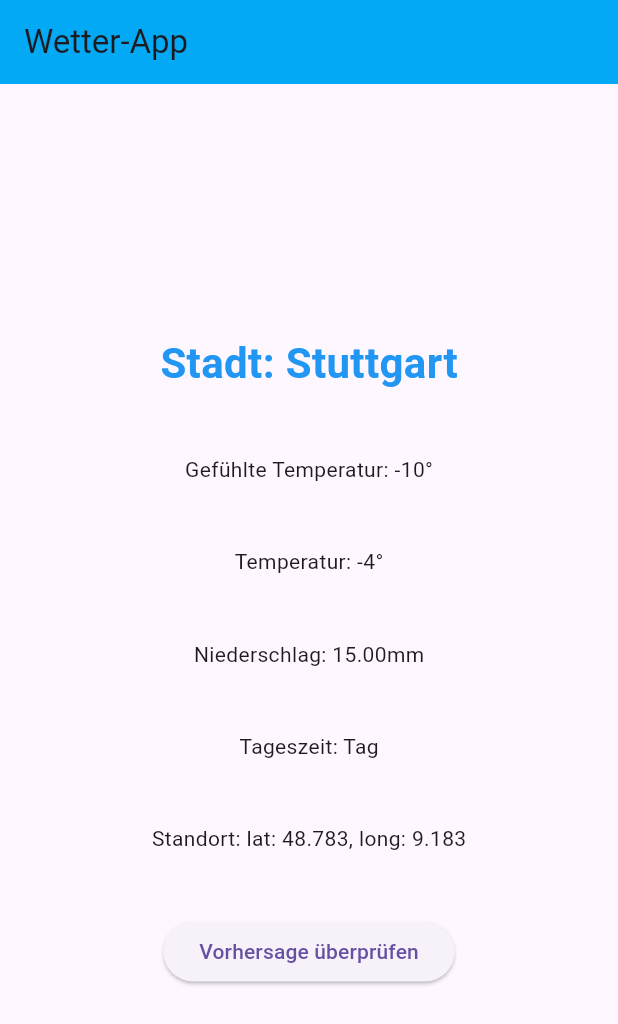
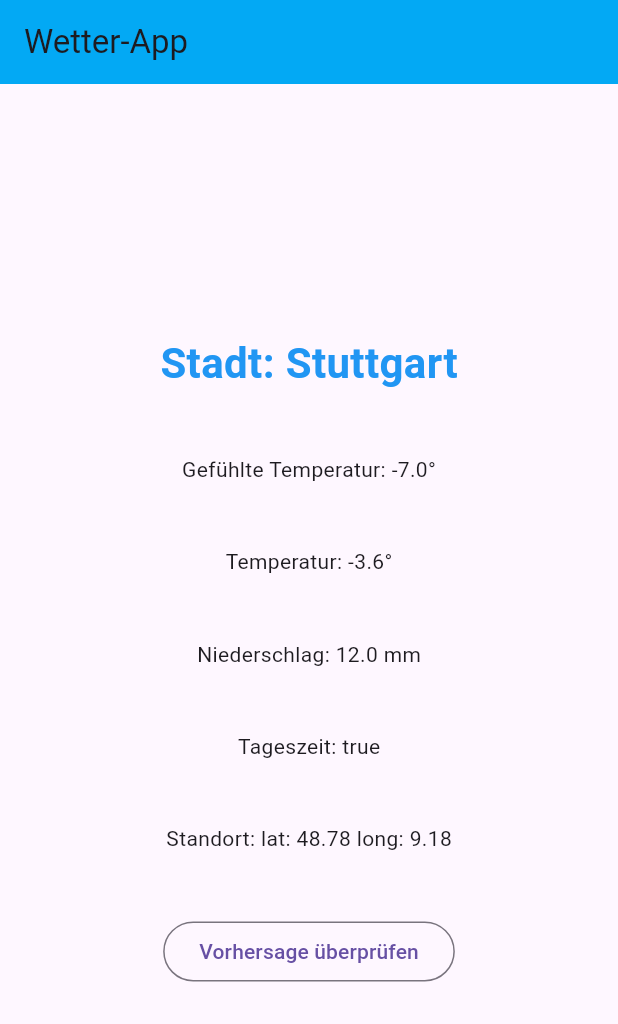
Before and after one commit to RaphaelBirkl1991/app_akadiemie_weather_app_async, a Flutter app: the screen it shows after launch, after a tap on "Vorhersage überprüfen", on a phone screen of 412 x 824 dp. Shown: the top 1024 px of the screen. Run offline on Flutter 3.47's test engine with Material 3 defaults, Android fonts, the phone set to English and light mode, and no system bars.

Commit message:
task 2 done

```diff
--- a/lib/main.dart
+++ b/lib/main.dart
@@ -1,11 +1,81 @@
+import 'dart:convert';
+
 import 'package:flutter/material.dart';
+import 'package:weather_app_asynchronous/user_location.dart';
 
 void main() {
   runApp(const MainApp());
 }
 
-class MainApp extends StatelessWidget {
+const String jsonString = """
+ {
+     "latitude": 48.78,
+     "longitude": 9.18,
+     "current": {
+         "time": "2024-01-12T11:45",
+         "temperature_2m": -3.6,
+         "apparent_temperature": -7.0,
+         "is_day": 1,
+         "precipitation": 12.00
+     }
+ }
+ """;
+
+Future<UserLocation> getUserLocation() async {
+  final Map<String, dynamic> jsonMap = jsonDecode(jsonString);
+  double longitude = jsonMap["longitude"];
+  double latitude = jsonMap["latitude"];
+  final jsonLocation = UserLocation(latitude, longitude);
+  return jsonLocation;
+}
+
+Future<bool> isDayTime() async {
+  bool isDayTime;
+  int returnValue;
+  final Map<String, dynamic> jsonMap = jsonDecode(jsonString);
+  final Map<String, dynamic> currentData = jsonMap["current"];
+  returnValue = currentData["is_day"];
+  returnValue == 1 ? isDayTime = true : isDayTime = false;
+  return isDayTime;
+}
+
+Future<double> getApparentTemp() async {
+  double apparentTemp;
+  final Map<String, dynamic> jsonMap = jsonDecode(jsonString);
+  final Map<String, dynamic> currentData = jsonMap["current"];
+  apparentTemp = currentData["apparent_temperature"];
+  return apparentTemp;
+}
+
+Future<double> getTemp() async {
+  double temp;
+  final Map<String, dynamic> jsonMap = jsonDecode(jsonString);
+  final Map<String, dynamic> currentData = jsonMap["current"];
+  temp = currentData["temperature_2m"];
+  return temp;
+}
+
+Future<double> getPrecipitation() async {
+  double precipitation;
+  final Map<String, dynamic> jsonMap = jsonDecode(jsonString);
+  final Map<String, dynamic> currentData = jsonMap["current"];
+  precipitation = currentData["precipitation"];
+  return precipitation;
+}
+
+class MainApp extends StatefulWidget {
   const MainApp({super.key});
+
+  @override
+  State<MainApp> createState() => _MainAppState();
+}
+
+class _MainAppState extends State<MainApp> {
+  double tempFelt = 0;
+  double tempReal = 0;
+  double precipitation = 0;
+  bool isdaytime = true;
+  UserLocation location = UserLocation(0, 0);
 
   @override
   Widget build(BuildContext context) {
@@ -30,18 +100,28 @@ class MainApp extends StatelessWidget {
                     color: Colors.blue),
               ),
               const Spacer(),
-              const Text("Gefühlte Temperatur: -10°"),
+              Text("Gefühlte Temperatur: $tempFelt°"),
               const Spacer(),
-              const Text("Temperatur: -4°"),
+              Text("Temperatur: $tempReal°"),
               const Spacer(),
-              const Text("Niederschlag: 15.00mm"),
+              Text("Niederschlag: $precipitation mm"),
               const Spacer(),
-              const Text("Tageszeit: Tag"),
+              Text("Tageszeit: $isdaytime"),
               const Spacer(),
-              const Text("Standort: lat: 48.783, long: 9.183"),
+              Text(
+                  "Standort: lat: ${location.latitude} long: ${location.longitude}"),
               const Spacer(),
-              ElevatedButton(
-                  onPressed: () {}, child: const Text("Vorhersage überprüfen")),
+              OutlinedButton(
+                  onPressed: () async {
+                    location = await getUserLocation();
+                    isdaytime = await isDayTime();
+                    tempFelt = await getApparentTemp();
+                    tempReal = await getTemp();
+                    precipitation = await getPrecipitation();
+
+                    setState(() {});
+                  },
+                  child: const Text("Vorhersage überprüfen")),
               const Spacer(),
               const Spacer(),
               const Spacer(),
--- /dev/null
+++ b/lib/user_location.dart
@@ -0,0 +1,6 @@
+class UserLocation {
+  double latitude;
+  double longitude;
+
+  UserLocation(this.latitude, this.longitude);
+}
```
